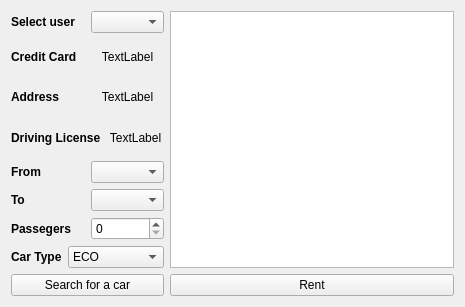
Old version of the form src/userrentform.ui in the repository Cadons/RentItNow.
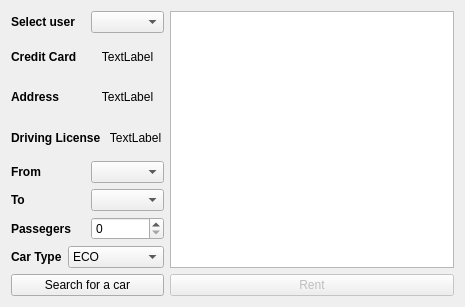
New version of the form.

```diff
--- a/src/userrentform.ui
+++ b/src/userrentform.ui
@@ -279,6 +279,9 @@
        </item>
        <item>
         <widget class="QPushButton" name="rent_pushButton">
+         <property name="enabled">
+          <bool>false</bool>
+         </property>
          <property name="text">
           <string>Rent</string>
          </property>
```
